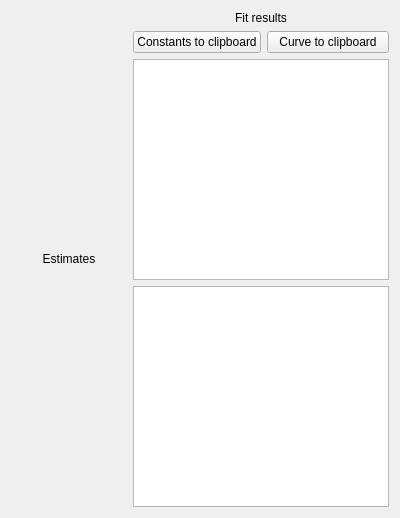
The window that src/ui/analytedatawidget.ui (echmet/AnglerFish) describes before a commit, drawn with Qt 5.
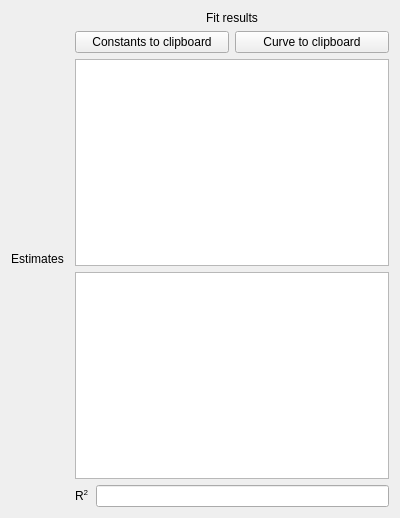
The same window after the commit.

Patch:
```diff
--- a/src/ui/analytedatawidget.ui
+++ b/src/ui/analytedatawidget.ui
@@ -23,6 +23,9 @@
    <item>
     <layout class="QVBoxLayout" name="qvlay_estimates">
      <property name="spacing">
+      <number>6</number>
+     </property>
+     <property name="rightMargin">
       <number>0</number>
      </property>
      <item>
@@ -43,6 +46,22 @@
      </item>
     </layout>
    </item>
+   <item>
+    <spacer name="qhspac_sep">
+     <property name="orientation">
+      <enum>Qt::Horizontal</enum>
+     </property>
+     <property name="sizeType">
+      <enum>QSizePolicy::Fixed</enum>
+     </property>
+     <property name="sizeHint" stdset="0">
+      <size>
+       <width>5</width>
+       <height>20</height>
+      </size>
+     </property>
+    </spacer>
+   </item>
    <item>
     <layout class="QVBoxLayout" name="qvlay_results">
      <property name="sizeConstraint">
@@ -117,6 +136,24 @@
        </property>
       </widget>
      </item>
+     <item>
+      <layout class="QFormLayout" name="formLayout">
+       <item row="0" column="0">
+        <widget class="QLabel" name="ql_rSquared">
+         <property name="text">
+          <string>&lt;html&gt;&lt;head/&gt;&lt;body&gt;&lt;p&gt;R&lt;span style=&quot; vertical-align:super;&quot;&gt;2&lt;/span&gt;&lt;/p&gt;&lt;/body&gt;&lt;/html&gt;</string>
+         </property>
+        </widget>
+       </item>
+       <item row="0" column="1">
+        <widget class="QLineEdit" name="qle_rSquared">
+         <property name="readOnly">
+          <bool>true</bool>
+         </property>
+        </widget>
+       </item>
+      </layout>
+     </item>
     </layout>
    </item>
   </layout>
```
